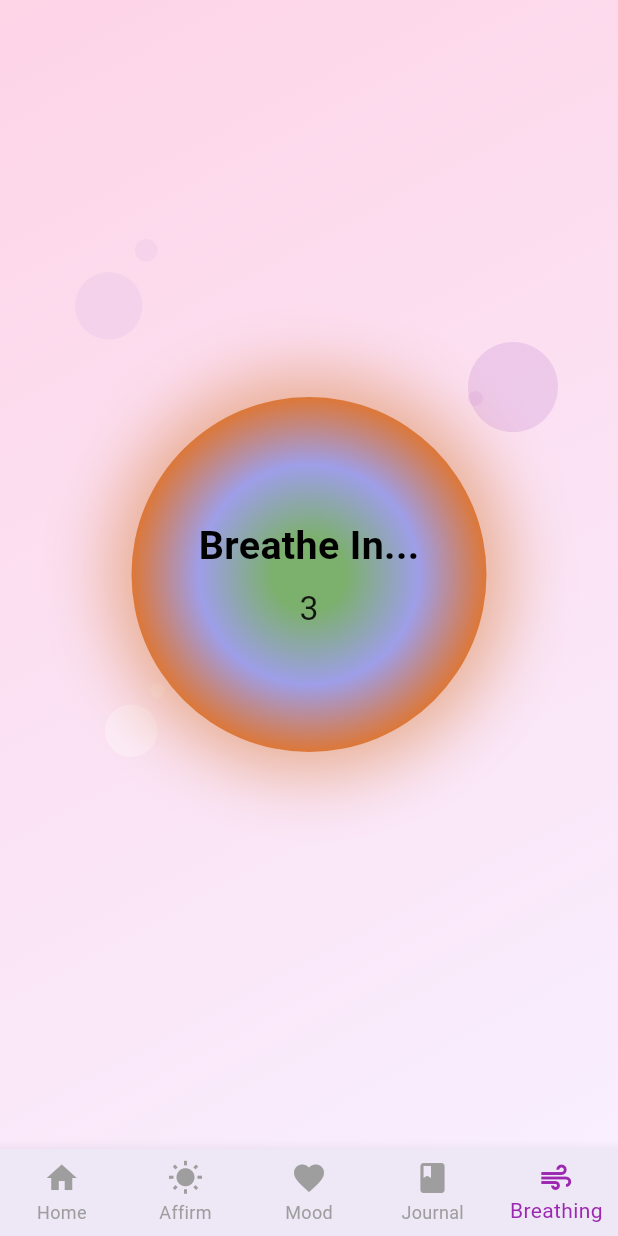
After one commit to ayramistry/Project1-Chill-Pill, a Flutter app: the screen it shows after launch, item 5 of the bottom bar chosen, on a phone screen of 412 x 824 dp. The commit adds this screen. Run offline on Flutter 3.47's test engine with Material 3 defaults, Android fonts, the phone set to English and light mode, and no system bars; our stand-ins replace google_fonts; Roboto replaces fonts that are missing (Impact).

Commit message:
added breathing exercise

```diff
--- a/lib/main.dart
+++ b/lib/main.dart
@@ -1,26 +1,33 @@
 import 'package:flutter/material.dart';
+
+// ✅ Make sure these imports all match your actual file names & folders
 import 'screens/home_screen.dart';
 import 'screens/affirmation_screen.dart';
 import 'screens/mood_tracker_screen.dart';
 import 'screens/journal_screen.dart';
+import 'screens/breathing_screen.dart';
 
 void main() {
-  runApp(MindfulnessApp());
+  runApp(const CalmSpaceApp());
 }
 
-class MindfulnessApp extends StatefulWidget {
+class CalmSpaceApp extends StatefulWidget {
+  const CalmSpaceApp({Key? key}) : super(key: key);
+
   @override
-  _MindfulnessAppState createState() => _MindfulnessAppState();
+  _CalmSpaceAppState createState() => _CalmSpaceAppState();
 }
 
-class _MindfulnessAppState extends State<MindfulnessApp> {
+class _CalmSpaceAppState extends State<CalmSpaceApp> {
   int _selectedIndex = 0;
 
-  final List<Widget> _screens = [
+  // 🌸 All your app screens in order
+  final List<Widget> _screens = const [
     HomeScreen(),
     AffirmationScreen(),
     MoodTrackerScreen(),
     JournalScreen(),
+    BreathingScreen(), // 🫁 guided breathing tab
   ];
 
   @override
@@ -29,8 +36,10 @@ class _MindfulnessAppState extends State<MindfulnessApp> {
       debugShowCheckedModeBanner: false,
       title: 'CalmSpace',
       theme: ThemeData(
-        primaryColor: Colors.purple[100],
-        scaffoldBackgroundColor: Color(0xFFE6E6FA),
+        useMaterial3: true,
+        fontFamily: 'Impact', // Apply Impact to all text
+        primarySwatch: Colors.purple,
+        scaffoldBackgroundColor: const Color(0xFFE6E6FA), // lavender base
         textTheme: const TextTheme(
           bodyMedium: TextStyle(fontSize: 16, color: Colors.black87),
         ),
@@ -38,8 +47,12 @@ class _MindfulnessAppState extends State<MindfulnessApp> {
       home: Scaffold(
         body: _screens[_selectedIndex],
         bottomNavigationBar: BottomNavigationBar(
+          type: BottomNavigationBarType.fixed,
           currentIndex: _selectedIndex,
           onTap: (index) => setState(() => _selectedIndex = index),
+          selectedItemColor: Colors.purple,
+          unselectedItemColor: Colors.grey,
+          backgroundColor: const Color(0xFFEDE7F6), // light purple
           items: const [
             BottomNavigationBarItem(icon: Icon(Icons.home), label: 'Home'),
             BottomNavigationBarItem(
@@ -48,9 +61,11 @@ class _MindfulnessAppState extends State<MindfulnessApp> {
             ),
             BottomNavigationBarItem(icon: Icon(Icons.favorite), label: 'Mood'),
             BottomNavigationBarItem(icon: Icon(Icons.book), label: 'Journal'),
+            BottomNavigationBarItem(
+              icon: Icon(Icons.air),
+              label: 'Breathing', // 🫁 new breathing tab
+            ),
           ],
-          selectedItemColor: Colors.purple,
-          unselectedItemColor: Colors.grey,
         ),
       ),
     );
--- /dev/null
+++ b/lib/screens/breathing_screen.dart
@@ -0,0 +1,273 @@
+import 'package:flutter/material.dart';
+import 'dart:math' as math;
+
+class BreathingScreen extends StatefulWidget {
+  const BreathingScreen({Key? key}) : super(key: key);
+
+  @override
+  State<BreathingScreen> createState() => _BreathingScreenState();
+}
+
+class _BreathingScreenState extends State<BreathingScreen>
+    with TickerProviderStateMixin {
+  late AnimationController _controller;
+  late AnimationController _floatController;
+  late Animation<double> _float1, _float2, _float3;
+  late Animation<double> _scaleAnimation;
+  late List<_BreathPhase> _phases;
+  int _currentPhase = 0;
+  String _phaseText = "Breathe In...";
+  int _countdown = 4;
+
+  @override
+  void initState() {
+    super.initState();
+
+    // Floating dots controller
+    _floatController = AnimationController(
+      vsync: this,
+      duration: const Duration(seconds: 6),
+    )..repeat(reverse: true);
+
+    _float1 = Tween<double>(begin: 0, end: 20).animate(
+      CurvedAnimation(parent: _floatController, curve: Curves.easeInOut),
+    );
+    _float2 = Tween<double>(begin: 0, end: 25).animate(
+      CurvedAnimation(parent: _floatController, curve: Curves.easeInOutSine),
+    );
+    _float3 = Tween<double>(begin: 0, end: 30).animate(
+      CurvedAnimation(parent: _floatController, curve: Curves.easeInOutCubic),
+    );
+
+    // Breathing phases (4-7-8)
+    _phases = [
+      _BreathPhase("Breathe In...", 4, 0.9, 1.15), // expand
+      _BreathPhase("Hold...", 7, 1.15, 1.15), // pause
+      _BreathPhase("Breathe Out...", 8, 1.15, 0.9), // contract
+    ];
+
+    _setupController();
+    _startPhase();
+  }
+
+  void _setupController() {
+    _controller = AnimationController(
+      vsync: this,
+      duration: Duration(seconds: _phases[_currentPhase].duration),
+    );
+
+    final phase = _phases[_currentPhase];
+    _scaleAnimation = Tween<double>(
+      begin: phase.startScale,
+      end: phase.endScale,
+    ).animate(CurvedAnimation(parent: _controller, curve: Curves.easeInOut));
+  }
+
+  void _startPhase() {
+    final phase = _phases[_currentPhase];
+    setState(() {
+      _phaseText = phase.text;
+      _countdown = phase.duration;
+    });
+
+    _setupController();
+    _controller.forward(from: 0);
+
+    Future.doWhile(() async {
+      if (_countdown <= 0) return false;
+      await Future.delayed(const Duration(seconds: 1));
+      setState(() => _countdown--);
+      return _countdown > 0;
+    }).then((_) {
+      _currentPhase = (_currentPhase + 1) % _phases.length;
+      _startPhase();
+    });
+  }
+
+  @override
+  void dispose() {
+    _controller.dispose();
+    _floatController.dispose();
+    super.dispose();
+  }
+
+  Widget _buildCircle(double size, Color color) {
+    return Container(
+      width: size,
+      height: size,
+      decoration: BoxDecoration(shape: BoxShape.circle, color: color),
+    );
+  }
+
+  @override
+  Widget build(BuildContext context) {
+    return Scaffold(
+      body: AnimatedBuilder(
+        animation: _floatController,
+        builder: (context, child) {
+          return Container(
+            decoration: const BoxDecoration(
+              gradient: LinearGradient(
+                colors: [Color(0xFFFED4E7), Color(0xFFF8EFFF)],
+                begin: Alignment.topLeft,
+                end: Alignment.bottomRight,
+              ),
+            ),
+            child: Stack(
+              alignment: Alignment.center,
+              children: [
+                // 🌕 Floating dots background
+                Positioned(
+                  top: 180 + _float1.value,
+                  left: 50,
+                  child: _buildCircle(
+                    45,
+                    Colors.purple.shade100.withOpacity(0.3),
+                  ),
+                ),
+                Positioned(
+                  top: 230 - _float2.value,
+                  right: 40,
+                  child: _buildCircle(
+                    60,
+                    Colors.purple.shade200.withOpacity(0.3),
+                  ),
+                ),
+                Positioned(
+                  bottom: 260 + _float3.value,
+                  left: 70,
+                  child: _buildCircle(35, Colors.white.withOpacity(0.3)),
+                ),
+                Positioned(
+                  top: 160 - _float1.value / 2,
+                  left: 90,
+                  child: _buildCircle(
+                    15,
+                    Colors.purple.shade100.withOpacity(0.25),
+                  ),
+                ),
+                Positioned(
+                  top: 260 + _float2.value / 3,
+                  right: 90,
+                  child: _buildCircle(
+                    10,
+                    Colors.purple.shade200.withOpacity(0.2),
+                  ),
+                ),
+                Positioned(
+                  bottom: 300 + _float3.value / 2,
+                  left: 100,
+                  child: _buildCircle(10, Colors.white.withOpacity(0.25)),
+                ),
+                Positioned(
+                  bottom: 320 - _float1.value / 3,
+                  right: 130,
+                  child: _buildCircle(
+                    14,
+                    Colors.purple.shade100.withOpacity(0.2),
+                  ),
+                ),
+
+                // 🌸 Breathing Circle & Text
+                Center(
+                  child: AnimatedBuilder(
+                    animation: _scaleAnimation,
+                    builder: (context, _) {
+                      final scale = _scaleAnimation.value;
+
+                      final glowColor = Color.lerp(
+                        const Color(0xFF7CB06D),
+                        const Color(0xFFE27429),
+                        (math.sin(_controller.value * math.pi) + 1) / 2,
+                      )!;
+
+                      return Transform.scale(
+                        scale: scale,
+                        child: Container(
+                          width: 260,
+                          height: 260,
+                          decoration: BoxDecoration(
+                            shape: BoxShape.circle,
+                            boxShadow: [
+                              BoxShadow(
+                                color: glowColor.withOpacity(0.5),
+                                blurRadius: 40,
+                                spreadRadius: 12,
+                              ),
+                            ],
+                          ),
+                          child: CustomPaint(
+                            painter: _GradientCirclePainter(),
+                            child: Center(
+                              child: Column(
+                                mainAxisSize: MainAxisSize.min,
+                                children: [
+                                  Text(
+                                    _phaseText,
+                                    style: const TextStyle(
+                                      fontFamily: 'Impact',
+                                      fontSize: 28,
+                                      fontWeight: FontWeight.bold,
+                                      color: Colors.black,
+                                    ),
+                                  ),
+                                  const SizedBox(height: 8),
+                                  Text(
+                                    '$_countdown',
+                                    style: const TextStyle(
+                                      fontFamily: 'Impact',
+                                      fontSize: 24,
+                                      color: Colors.black87,
+                                    ),
+                                  ),
+                                ],
+                              ),
+                            ),
+                          ),
+                        ),
+                      );
+                    },
+                  ),
+                ),
+              ],
+            ),
+          );
+        },
+      ),
+    );
+  }
+}
+
+// 🌈 Ombré breathing circle (green → purple → orange)
+class _GradientCirclePainter extends CustomPainter {
+  @override
+  void paint(Canvas canvas, Size size) {
+    final center = Offset(size.width / 2, size.height / 2);
+    final radius = size.width / 2;
+
+    final paint = Paint()
+      ..shader = const RadialGradient(
+        colors: [
+          Color(0xFF7CB06D), // green inner
+          Color(0xFF9E9EE8), // purple middle
+          Color(0xFFE27429), // orange edge
+        ],
+        stops: [0.2, 0.6, 1.0],
+      ).createShader(Rect.fromCircle(center: center, radius: radius))
+      ..style = PaintingStyle.fill;
+
+    canvas.drawCircle(center, radius - 4, paint);
+  }
+
+  @override
+  bool shouldRepaint(CustomPainter oldDelegate) => true;
+}
+
+class _BreathPhase {
+  final String text;
+  final int duration;
+  final double startScale;
+  final double endScale;
+
+  _BreathPhase(this.text, this.duration, this.startScale, this.endScale);
+}
```
Also changed, not shown: lib/screens/home_screen.dart (+75 -26 lines).
